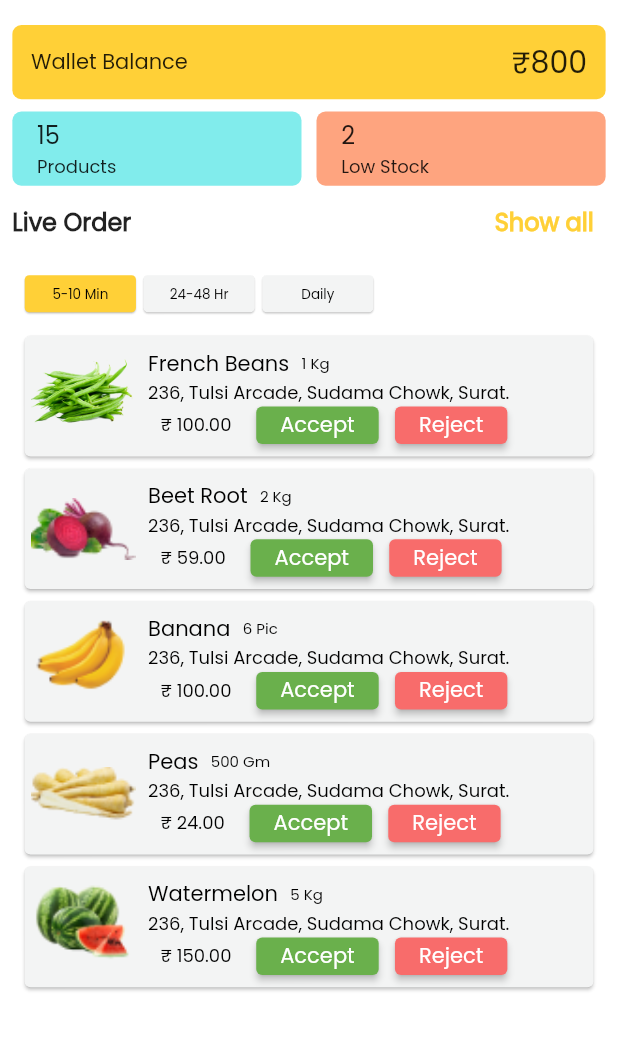
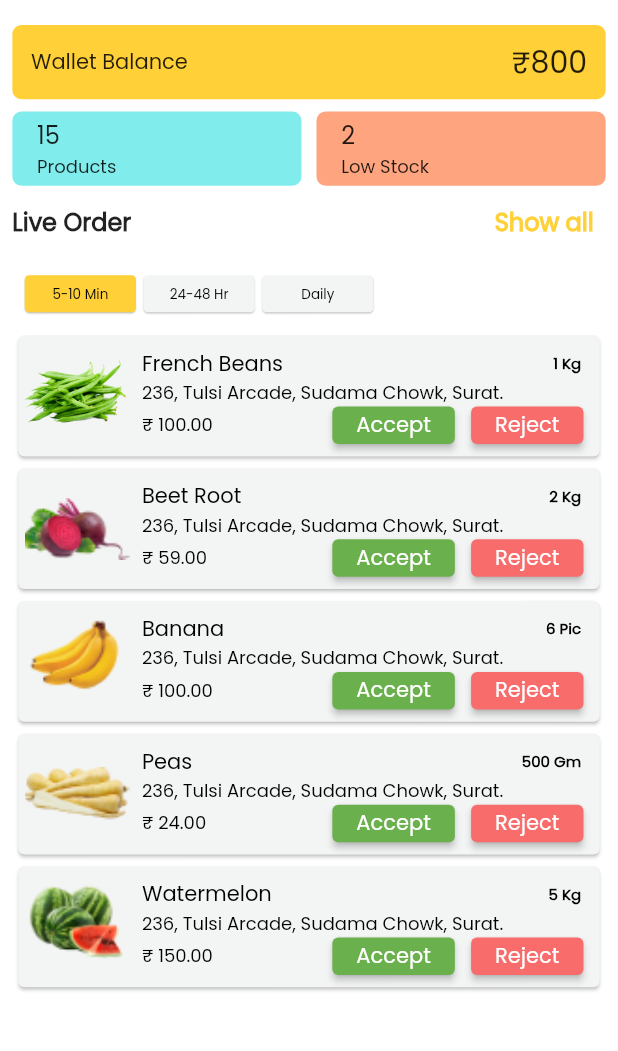
Before and after one commit to Neel-Paghadal/grocery_distributor, a Flutter app: the HomeScreen screen opened directly, on a phone screen of 412 x 824 dp, the part 59-1110 px from its top. Run offline on Flutter 3.47's test engine with Material 2 defaults, Android fonts, the phone set to English and light mode, and no system bars; our stand-ins replace flutter_svg, get.

```diff
--- a/lib/Screens/home_screen.dart
+++ b/lib/Screens/home_screen.dart
@@ -308,7 +308,7 @@ class _HomeScreenState extends State<HomeScreen> {
                       shrinkWrap: true,
                       itemBuilder: (context, index) {
                         return Padding(
-                          padding: EdgeInsets.only(left: deviceWidth*0.01,right: deviceWidth*0.01),
+                          padding: EdgeInsets.only(left: deviceWidth*0.00,right: deviceWidth*0.00),
                           child: Card(
                             color: Color(0xffF3F4F4),
                             // tileColor: ConstColour.cardBgColor,
@@ -347,7 +347,8 @@ class _HomeScreenState extends State<HomeScreen> {
                                                width: 70,
                                             ),
                                           ),
-                                          Column(
+                                          Expanded(
+                                            child: Column(
                                               mainAxisAlignment: MainAxisAlignment.start,
                                               crossAxisAlignment: CrossAxisAlignment.start,
                                               children: [
@@ -368,10 +369,11 @@ class _HomeScreenState extends State<HomeScreen> {
                                                       mainAxisAlignment: MainAxisAlignment.spaceAround,
                                                       children: [
                                                         Padding(
-                                                        padding:  EdgeInsets.only(left: deviceHeight*0.01),
+                                                          padding:  EdgeInsets.only(left: deviceHeight*0.01,right: deviceHeight*0.01),
                                                           child: Text(Kg[index].toString(),
                                                             style: TextStyle(
                                                               fontSize: 10,
+                                                              fontWeight: FontWeight.bold,
                                                               fontFamily: ConstFont.popinsRegular,
                                                               color: Colors.black,
                                                             ),),
@@ -393,12 +395,12 @@ class _HomeScreenState extends State<HomeScreen> {
                                                     ],
                                                   ),
                                                 ),
-                                              Padding(padding: EdgeInsets.only(left: deviceHeight*0.01),
+                                                Padding(padding: EdgeInsets.only(left: deviceWidth*0.01),
                                                   child: Row(
                                                     mainAxisAlignment: MainAxisAlignment.spaceBetween,
                                                     children: [
                                                       Padding(
-                                                      padding:  EdgeInsets.only(left: deviceHeight*0.01),
+                                                        padding:  EdgeInsets.only(left: deviceWidth*0.01),
                                                         child: Text(Price[index].toString(),
                                                           style: TextStyle(
                                                               fontSize: 12,
@@ -407,12 +409,12 @@ class _HomeScreenState extends State<HomeScreen> {
                                                           ),),
                                                       ),
                                                       Padding(
-                                                      padding: EdgeInsets.only(left: deviceWidth*0.01),
+                                                        padding: EdgeInsets.only(left: deviceWidth*0.01,),
                                                         child: Row(
-                                                        mainAxisAlignment: MainAxisAlignment.spaceAround,
+                                                          //mainAxisAlignment: MainAxisAlignment.spaceAround,
                                                           children: [
                                                             Padding(
-                                                            padding: EdgeInsets.only(left: deviceWidth*0.02),
+                                                              padding: EdgeInsets.only(left: deviceWidth*0.01),
                                                               child: Container(
                                                                 height:25,
                                                                 width:90,
@@ -433,7 +435,7 @@ class _HomeScreenState extends State<HomeScreen> {
                                                               ),
                                                             ),
                                                             Padding(
-                                                            padding: EdgeInsets.only(left: deviceWidth*0.01),
+                                                              padding: EdgeInsets.only(left: deviceWidth*0.01,right: deviceWidth*0.01),
                                                               child: Container(
                                                                 height: 25,
                                                                 width: 80,
@@ -460,6 +462,7 @@ class _HomeScreenState extends State<HomeScreen> {
                                                   ),
                                                 )
                                               ],
+                                            ),
                                           )
                                         ],
                                       )
@@ -481,27 +484,31 @@ class _HomeScreenState extends State<HomeScreen> {
         child: Container(
           color: Colors.white, //<-- SEE HERE
           child: Padding(
-            padding: EdgeInsets.only(left: deviceWidth*0.01,right: deviceWidth*0.01,top: deviceHeight*0.03),
+            padding: EdgeInsets.only(left: deviceWidth*0.00,right: deviceWidth*0.00,top: deviceHeight*0.04),
             child: Column(
               children: [
                 Container(
-                  width: 254,
-                  height: 75,
-                  margin: EdgeInsets.only(left: deviceWidth*0.01,right: deviceWidth*0.01),
+                  decoration: BoxDecoration(
                       color: Color(0xffF3F4F4),
+                    borderRadius: BorderRadius.circular(5)
+                  ),
+                  // width: 254,
+                  // height: 75,
+                  margin: EdgeInsets.only(left: deviceWidth*0.05,right: deviceWidth*0.05),
+                  //color: Color(0xffF3F4F4),
                   child: Row(
                     children: [
                       Expanded(
                           child: Column(
                             children: [
                               ListTile(
-                                leading: Image.asset("assets/Images/drawerdp.png",height: 60,width: 80),
+                                leading: Image.asset("assets/Images/drawerdp.png"),
                                 title: Text("Vidya Vox",
                                 style: TextStyle(
                                   fontSize: 14,
                                   color: Colors.black
                                 ),),
-                                subtitle: Text("236, Tulsi Arcade, Sudama Chowk, Surat.",
+                                subtitle: Text("236, Tulsi Arcade, Sudama\nChowk, Surat.",
                                 style: TextStyle(
                                   fontSize: 10,
                                   color: Colors.black
@@ -574,80 +581,6 @@ class _HomeScreenState extends State<HomeScreen> {
                 ),
               ],
             ),
-            // child: Card(
-            //   color: Color(0xffF3F4F4),
-            //   child: Padding(
-            //     padding: const EdgeInsets.all(8.0),
-            //     child: Column(
-            //       //mainAxisAlignment: MainAxisAlignment.center,
-            //       crossAxisAlignment: CrossAxisAlignment.start,
-            //       children: [
-            //         Column(
-            //           children: [
-            //             Container(
-            //               width: 343,
-            //               height: 181,
-            //               margin: EdgeInsets.only(left: 16,right: 16,bottom: 10),
-            //               color: Color(0xffF3F4F4),
-            //               child: Row(
-            //                 children: [
-            //                   Expanded(
-            //                       child: Column(
-            //                         children: [
-            //                           ListTile(
-            //                             leading: Image.asset("assets/Images/drawerdp.png",height: 61,width: 49),
-            //                             trailing:
-            //                             Column(
-            //                               children: [
-            //                                 Text("Nilesh Vasoya",style: TextStyle(
-            //                                   fontFamily: ConstFont.popinsRegular,
-            //                                   fontSize: 15,
-            //                                   color: Colors.black,
-            //                                 ),),
-            //                                 Text("+91 95263 36522",
-            //                                   style: TextStyle(
-            //                                       fontFamily: ConstFont.popinsRegular,
-            //                                       fontSize: 12),),
-            //                               ],
-            //                             ),
-            //                           ),
-            //                         ],
-            //                       ))
-            //                 ],
-            //               ),
-            //             ),
-            //           ],
-            //         ),
-            //         // Row(
-            //         //   mainAxisAlignment: MainAxisAlignment.start,
-            //         //   crossAxisAlignment: CrossAxisAlignment.center,
-            //         //   children: [
-            //         //     Container(
-            //         //       child: Image.asset("assets/Images/drawerdp.png",
-            //         //         fit: BoxFit.cover,),
-            //         //     ),
-            //         //     Column(
-            //         //       mainAxisAlignment: MainAxisAlignment.start,
-            //         //       crossAxisAlignment: CrossAxisAlignment.start,
-            //         //       children: [
-            //         //         Row(
-            //         //           children: [
-            //         //             Text("Vidya Vox",
-            //         //               style: TextStyle(
-            //         //                   fontSize: 14,
-            //         //                   fontFamily: ConstFont.popinsRegular,
-            //         //                   color: Colors.black
-            //         //               ),),
-            //         //           ],
-            //         //         )
-            //         //       ],
-            //         //     )
-            //         //   ],
-            //         // )
-            //       ],
-            //     ),
-            //   ),
-            // ),
           ),
         ),
       ),
--- a/lib/main.dart
+++ b/lib/main.dart
@@ -28,9 +28,9 @@ class MyApp extends StatelessWidget {
      // home:   SplashScreen(),
       // home:   LoginScreen(),
       // home:   SplashScreen(),
-      // home:   HomeScreen(),
+       home:   HomeScreen(),
       //home: DashbordPage(),
-      home: lowstockPage(),
+      //home: lowstockPage(),
     );
   }
 }
```
Lines whose indentation alone changed are shown as unchanged.
